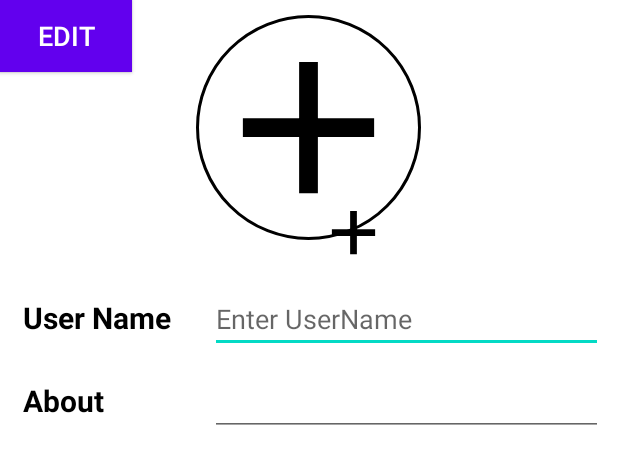
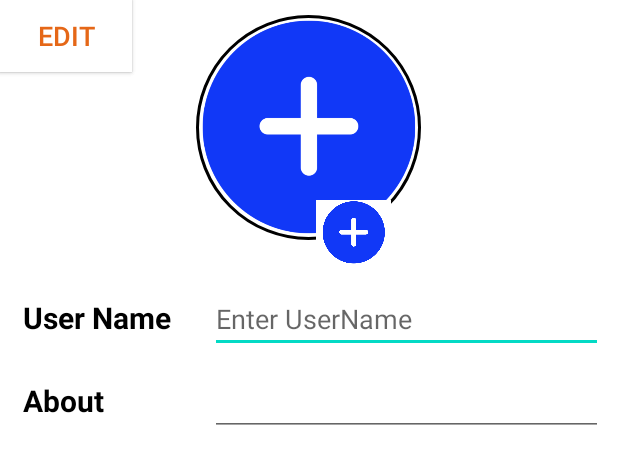
Before and after one commit to Aryanvaish03/HackathonProject, an Android app: the layout fragment_ngo_profile.xml on its own in the app's theme, with its tools: preview values and no code run, on a phone screen of 412 x 824 dp. Shown: the top 464 px of the screen. Run offline under Robolectric (Android 15) with nearby library versions, the phone set to English and light mode, and no system bars.

Commit message:
ngo frontend

```diff
--- a/app/src/main/res/layout/fragment_ngo_profile.xml
+++ b/app/src/main/res/layout/fragment_ngo_profile.xml
@@ -5,6 +5,7 @@
     android:layout_height="match_parent"
     xmlns:app="http://schemas.android.com/apk/res-auto"
     tools:context=".Fragments.NgoProfile">
+
 
     <ImageView
         android:id="@+id/back_arrow"
@@ -32,7 +33,7 @@
             android:layout_width="150dp"
             android:layout_height="150dp"
             android:layout_gravity="center"
-            android:src="@drawable/ic_baseline_add_24"
+            android:src="@drawable/pluss"
             app:civ_border_color="#FF000000"
             app:civ_border_width="2dp" />
 
@@ -44,9 +45,7 @@
             android:layout_gravity="center"
             android:layout_marginLeft="30dp"
             android:layout_marginTop="-30dp"
-            android:src="@drawable/ic_baseline_add_24"
-
-            />
+            android:src="@drawable/pluss"/>
 
 
         <LinearLayout
@@ -94,9 +93,7 @@
 
                 android:textColor="@color/black"
                 android:textSize="20sp"
-                android:textStyle="bold"
-
-                />
+                android:textStyle="bold"/>
 
             <EditText
                 android:id="@+id/etAbout"
@@ -118,10 +115,10 @@
 
         android:layout_below="@id/profileLinearLayout"
         android:layout_alignRight="@+id/profileLinearLayout"
-        android:background="@color/purple_500"
+        android:background="@color/white"
         android:padding="5dp"
         android:text="Save"
-        android:textColor="@color/white"
+        android:textColor="@color/orange"
         android:textSize="18sp" />
 
     <androidx.appcompat.widget.AppCompatButton
@@ -130,12 +127,10 @@
         android:layout_height="wrap_content"
         android:layout_below="@id/profileLinearLayout"
         android:layout_alignLeft="@id/profileLinearLayout"
-        android:background="@color/purple_500"
+        android:background="@color/white"
         android:padding="5dp"
         android:text="Edit"
-        android:textColor="@color/white"
+        android:textColor="@color/orange"
         android:textSize="18sp" />
 
-
-
 </FrameLayout>
--- a/app/src/main/res/layout/ngo_home_row.xml
+++ b/app/src/main/res/layout/ngo_home_row.xml
@@ -28,6 +28,7 @@
             android:layout_height="wrap_content"
             android:layout_marginLeft="20dp"
             android:layout_toRightOf="@id/img"
+            android:layout_marginBottom="10dp"
             android:text="Posted by"
             android:textColor="#000"
             android:textSize="25sp"
@@ -37,6 +38,7 @@
             android:id="@+id/count"
             android:layout_width="match_parent"
             android:layout_height="wrap_content"
+            android:layout_marginBottom="5dp"
             android:layout_below="@id/name"
             android:layout_marginLeft="20dp"
             android:layout_toRightOf="@id/img"
@@ -48,6 +50,7 @@
             android:id="@+id/location"
             android:layout_width="match_parent"
             android:layout_height="wrap_content"
+            android:layout_marginBottom="5dp"
             android:layout_below="@id/count"
             android:layout_marginLeft="20dp"
             android:layout_toRightOf="@id/img"
--- a/app/src/main/res/values/colors.xml
+++ b/app/src/main/res/values/colors.xml
@@ -8,4 +8,7 @@
     <color name="teal_700">#FF018786</color>
     <color name="black">#FF000000</color>
     <color name="white">#FFFFFFFF</color>
+    <color name="green">#06AA0D</color>
+    <color name="orange">#e56717</color>
+    <color name="grey">#7F8083</color>
 </resources>
```
Also changed, not shown: app/src/main/res/drawable/pluss.jpg (added).
